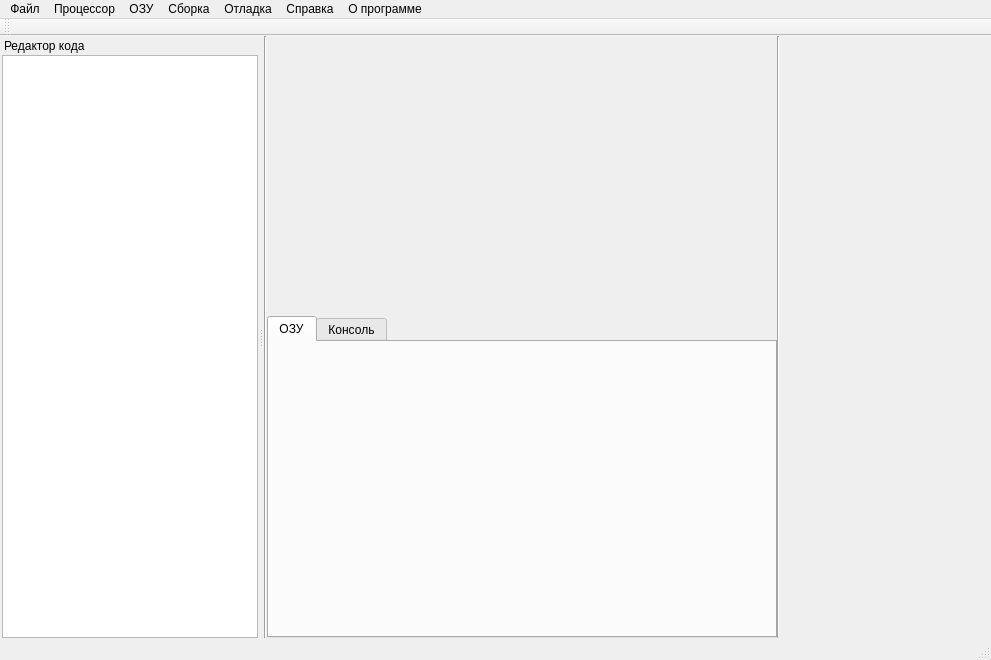
Old version of the form mainwindow.ui in the repository Buvaluy/VirtualMachine.
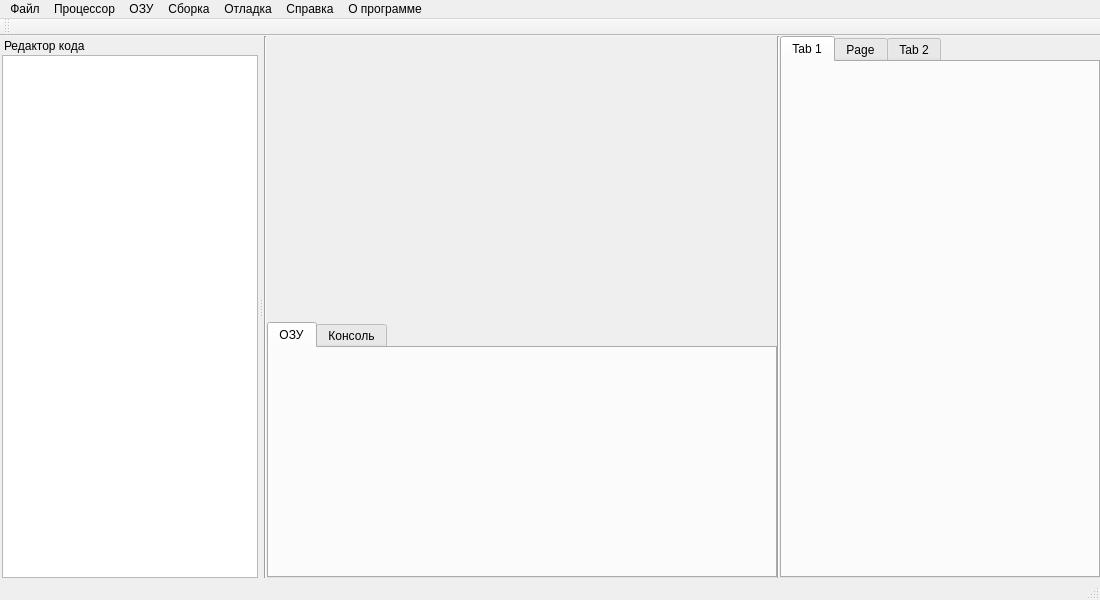
New version of the form.

Commit message: Fix bugs with memory gui

Diff of the .ui file:
```diff
--- a/mainwindow.ui
+++ b/mainwindow.ui
@@ -6,8 +6,8 @@
    <rect>
     <x>0</x>
     <y>0</y>
-    <width>991</width>
-    <height>660</height>
+    <width>1100</width>
+    <height>600</height>
    </rect>
   </property>
   <property name="windowTitle">
@@ -39,9 +39,6 @@
     </item>
     <item>
      <layout class="QVBoxLayout" name="verticalLayout_6">
-      <property name="spacing">
-       <number>0</number>
-      </property>
       <item>
        <widget class="QWidget" name="widget_2" native="true">
         <property name="minimumSize">
@@ -204,13 +201,31 @@
      </widget>
     </item>
     <item>
-     <widget class="QWidget" name="widget_3" native="true">
-      <property name="sizePolicy">
-       <sizepolicy hsizetype="Expanding" vsizetype="Expanding">
-        <horstretch>0</horstretch>
-        <verstretch>0</verstretch>
-       </sizepolicy>
+     <widget class="QTabWidget" name="tabDevise">
+      <property name="currentIndex">
+       <number>0</number>
       </property>
+      <property name="iconSize">
+       <size>
+        <width>36</width>
+        <height>36</height>
+       </size>
+      </property>
+      <widget class="QWidget" name="tab_6">
+       <attribute name="title">
+        <string>Tab 1</string>
+       </attribute>
+      </widget>
+      <widget class="QWidget" name="tab_8">
+       <attribute name="title">
+        <string>Page</string>
+       </attribute>
+      </widget>
+      <widget class="QWidget" name="tab_7">
+       <attribute name="title">
+        <string>Tab 2</string>
+       </attribute>
+      </widget>
      </widget>
     </item>
    </layout>
@@ -220,7 +235,7 @@
     <rect>
      <x>0</x>
      <y>0</y>
-     <width>991</width>
+     <width>1100</width>
      <height>20</height>
     </rect>
    </property>
```
Left out of the diff: 2 changed lines with no effect on the pictures. The commit also changes 4 other files.
